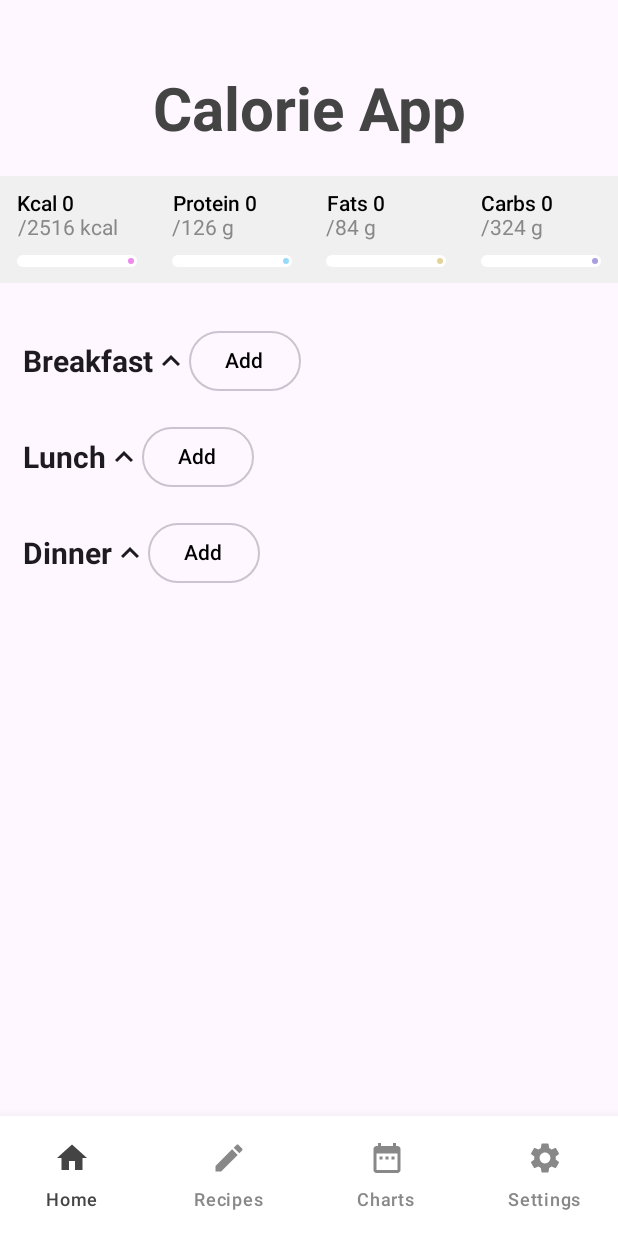
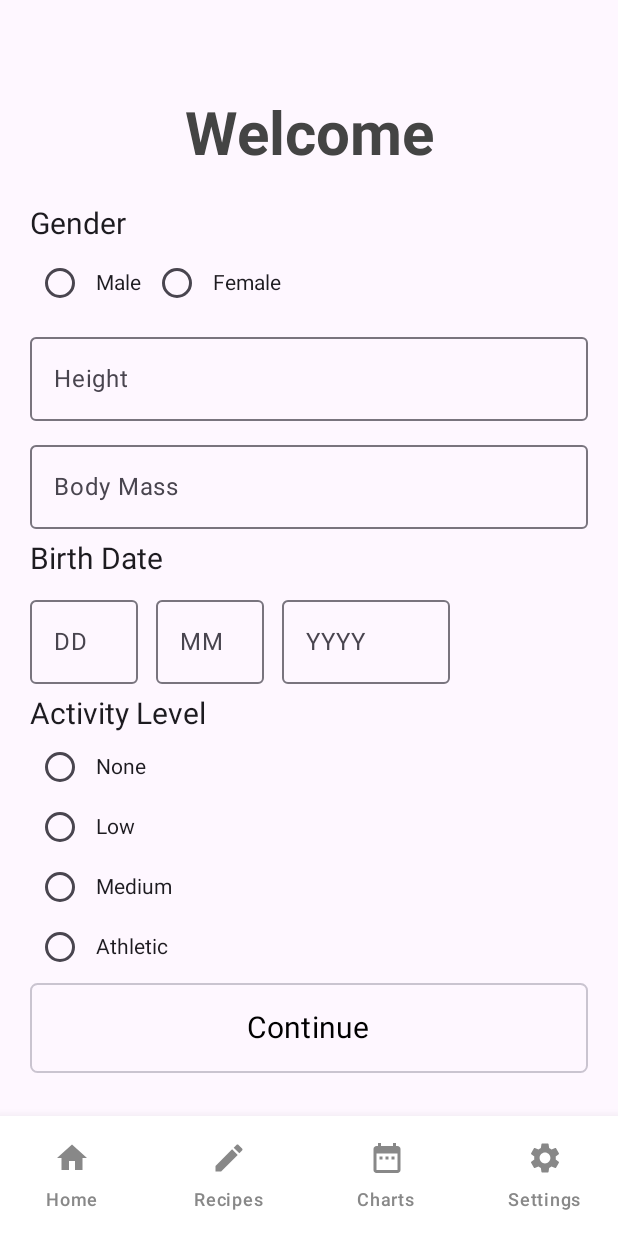
Before and after one commit to DanielKawecki/CalorieApp, an Android app built with Jetpack Compose: the screen it shows after launch (MainActivity), on a phone screen of 412 x 824 dp. Run offline under Robolectric (Android 15) with nearby library versions, the phone set to English and light mode, and no system bars; our stand-ins replace Room's generated code; 1 statement that could not run was skipped.

Commit message:
Welcome screen added and working

```diff
--- a/app/src/main/java/pl/edu/uwr/pam/calorieapp/CustomUI.kt
+++ b/app/src/main/java/pl/edu/uwr/pam/calorieapp/CustomUI.kt
@@ -39,6 +39,7 @@ import androidx.compose.material3.TextField
 import androidx.compose.material3.TextFieldColors
 import androidx.compose.material3.TextFieldDefaults
 import androidx.compose.runtime.Composable
+import androidx.compose.runtime.MutableState
 import androidx.compose.runtime.getValue
 import androidx.compose.runtime.mutableStateOf
 import androidx.compose.runtime.remember
@@ -164,6 +165,28 @@ fun CustomNumberField(label: String, content: String, maxWidth: Boolean, onValue
             cursorColor = Color.DarkGray
         ),
         keyboardOptions = KeyboardOptions(keyboardType = KeyboardType.Number)
+    )
+}
+
+@OptIn(ExperimentalMaterial3Api::class)
+@Composable
+fun CustomDateField(label: String, state: MutableState<String>) {
+    OutlinedTextField(
+        value = state.value,
+        onValueChange = { input ->
+            if (input.all { it.isDigit() } && input.length <= if (label == "YYYY") 4 else 2)
+                state.value = input
+        },
+        label = { Text(label) },
+        modifier = Modifier.width(if (label == "YYYY") 120.dp else 80.dp).padding(4.dp),
+        keyboardOptions = KeyboardOptions(keyboardType = KeyboardType.Number),
+        singleLine = true,
+        textStyle = TextStyle(fontSize = 20.sp, color = Color.DarkGray),
+        colors = TextFieldDefaults.outlinedTextFieldColors(
+            focusedBorderColor = Color.DarkGray,
+            focusedLabelColor = Color.DarkGray,
+            cursorColor = Color.DarkGray
+        ),
     )
 }
 
--- a/app/src/main/java/pl/edu/uwr/pam/calorieapp/MainActivity.kt
+++ b/app/src/main/java/pl/edu/uwr/pam/calorieapp/MainActivity.kt
@@ -98,10 +98,12 @@ fun Navigation(){
 fun BottomNavGraph(navController: NavHostController, padding: PaddingValues){
     NavHost(
         navController = navController,
-        startDestination = Screens.Home.route,
+        startDestination = Screens.Decider.route,
         modifier = Modifier.padding(padding)
     ) {
-        composable(route = Screens.Home.route) { HomeScreen(navController) } //{ HomeScreen(navController) }
+        composable(route = Screens.Welcome.route) { WelcomeScreen(navController) }
+        composable(route = Screens.Decider.route) { DeciderScreen(navController) }
+        composable(route = Screens.Home.route) { HomeScreen(navController) }
         composable(route = Screens.Meals.route) { MealsScreen(navController) }
         composable(route = Screens.History.route) { ChartScreen() }
         composable(route = Screens.Settings.route) { SettingsScreen() }
--- a/app/src/main/java/pl/edu/uwr/pam/calorieapp/Screens.kt
+++ b/app/src/main/java/pl/edu/uwr/pam/calorieapp/Screens.kt
@@ -35,6 +35,7 @@ import androidx.compose.ui.unit.sp
 import androidx.navigation.NavHostController
 
 sealed class Screens(val route: String) {
+    data object Welcome : Screens("welcome")
     data object Home : Screens("home")
     data object History : Screens("history")
     data object Add : Screens("add")
@@ -42,6 +43,7 @@ sealed class Screens(val route: String) {
     data object Settings : Screens("settings")
     data object Meals : Screens("meals")
     data object MealDetails : Screens("mealDetails")
+    data object Decider : Screens("decider")
 }
 
 sealed class BottomBar(
--- /dev/null
+++ b/app/src/main/java/pl/edu/uwr/pam/calorieapp/sDecider.kt
@@ -0,0 +1,23 @@
+package pl.edu.uwr.pam.calorieapp
+
+import android.content.Context
+import androidx.compose.runtime.Composable
+import androidx.compose.runtime.LaunchedEffect
+import androidx.compose.ui.platform.LocalContext
+import androidx.navigation.NavHostController
+
+@Composable
+fun DeciderScreen(navController: NavHostController) {
+    val context = LocalContext.current
+    val prefs = context.getSharedPreferences("my_prefs", Context.MODE_PRIVATE)
+    val setupDone = prefs.getBoolean("setup_completed", false)
+
+    LaunchedEffect(Unit) {
+        navController.popBackStack()
+        if (setupDone) {
+            navController.navigate(Screens.Home.route)
+        } else {
+            navController.navigate(Screens.Welcome.route)
+        }
+    }
+}
--- /dev/null
+++ b/app/src/main/java/pl/edu/uwr/pam/calorieapp/sWelcome.kt
@@ -0,0 +1,129 @@
+package pl.edu.uwr.pam.calorieapp
+
+import android.content.Context
+import androidx.compose.foundation.layout.Column
+import androidx.compose.foundation.layout.Row
+import androidx.compose.foundation.layout.Spacer
+import androidx.compose.foundation.layout.height
+import androidx.compose.foundation.layout.padding
+import androidx.compose.foundation.layout.width
+import androidx.compose.foundation.text.KeyboardOptions
+import androidx.compose.material3.Button
+import androidx.compose.material3.ExperimentalMaterial3Api
+import androidx.compose.material3.OutlinedTextField
+import androidx.compose.material3.RadioButton
+import androidx.compose.material3.RadioButtonDefaults
+import androidx.compose.material3.Text
+import androidx.compose.runtime.Composable
+import androidx.compose.runtime.MutableState
+import androidx.compose.runtime.getValue
+import androidx.compose.runtime.mutableStateOf
+import androidx.compose.runtime.saveable.rememberSaveable
+import androidx.compose.runtime.setValue
+import androidx.compose.ui.Alignment
+import androidx.compose.ui.Modifier
+import androidx.compose.ui.graphics.Color
+import androidx.compose.ui.platform.LocalContext
+import androidx.compose.ui.text.input.KeyboardType
+import androidx.compose.ui.unit.dp
+import androidx.compose.ui.unit.sp
+import androidx.navigation.NavController
+import java.util.Calendar
+
+//@Composable
+//fun NumberInputField(label: String, state: MutableState<String>) {
+//    OutlinedTextField(
+//        value = state.value,
+//        onValueChange = { input ->
+//            if (input.all { it.isDigit() } && input.length <= if (label == "YYYY") 4 else 2)
+//                state.value = input
+//        },
+//        label = { Text(label) },
+//        modifier = Modifier.width(if (label == "YYYY") 120.dp else 80.dp).padding(4.dp),
+//        keyboardOptions = KeyboardOptions(keyboardType = KeyboardType.Number),
+//        singleLine = true
+//    )
+//}
+
+@OptIn(ExperimentalMaterial3Api::class)
+@Composable
+fun WelcomeScreen(navController: NavController) {
+
+    val context = LocalContext.current
+
+    var height by rememberSaveable { mutableStateOf("") }
+    var bodyMass by rememberSaveable { mutableStateOf("") }
+
+    val day = rememberSaveable { mutableStateOf("") }
+    val month = rememberSaveable { mutableStateOf("") }
+    val year = rememberSaveable { mutableStateOf("") }
+
+    val prefs = context.getSharedPreferences("my_prefs", Context.MODE_PRIVATE)
+
+    val sex = listOf("Male", "Female")
+    val selectedSex = rememberSaveable() { mutableStateOf("") }
+
+    val activity = listOf("None", "Low", "Medium", "Athletic")
+    val selectedActivity = rememberSaveable { mutableStateOf("") }
+
+    Column(Modifier.padding(16.dp)) {
+
+        ScreenTitle("Welcome")
+
+        Text(text = "Gender", fontSize = 20.sp, modifier = Modifier.padding(4.dp))
+        Row {
+            sex.forEach { option ->
+                Row(verticalAlignment = Alignment.CenterVertically) {
+                    RadioButton(
+                        selected = selectedSex.value == option,
+                        onClick = {
+                            selectedSex.value = option
+                            prefs.edit().putString("sex", option).apply()
+                        },
+                        colors = RadioButtonDefaults.colors(selectedColor = Color.DarkGray)
+                    )
+                    Text(option)
+                }
+            }
+        }
+
+        CustomNumberField("Height", height, true) { newVal -> height = newVal }
+        CustomNumberField("Body Mass", bodyMass, true) { newVal -> bodyMass = newVal }
+
+        Text(text = "Birth Date", fontSize = 20.sp, modifier = Modifier.padding(4.dp))
+        Row(verticalAlignment = Alignment.CenterVertically) {
+            CustomDateField("DD", day)
+            Spacer(Modifier.width(4.dp))
+            CustomDateField("MM", month)
+            Spacer(Modifier.width(4.dp))
+            CustomDateField("YYYY", year)
+        }
+
+        Text(text = "Activity Level", fontSize = 20.sp, modifier = Modifier.padding(4.dp))
+        activity.forEach { option ->
+            Row(verticalAlignment = Alignment.CenterVertically) {
+                RadioButton(
+                    selected = selectedActivity.value == option,
+                    onClick = {
+                        selectedActivity.value = option
+                        prefs.edit().putString("activity", option).apply()
+                    },
+                    modifier = Modifier.height(40.dp),
+                    colors = RadioButtonDefaults.colors(selectedColor = Color.DarkGray)
+                )
+                Text(option)
+            }
+        }
+
+        CustomButton("Continue") {
+            val dateStr = "${day.value}/${month.value}/${year.value}"
+            prefs.edit()
+                .putString("selected_date", dateStr)
+                .putString("height", height)
+                .putString("body_mass", bodyMass)
+                .putBoolean("setup_completed", true)
+                .apply()
+            navController.navigate(Screens.Home.route)
+        }
+    }
+}
```
